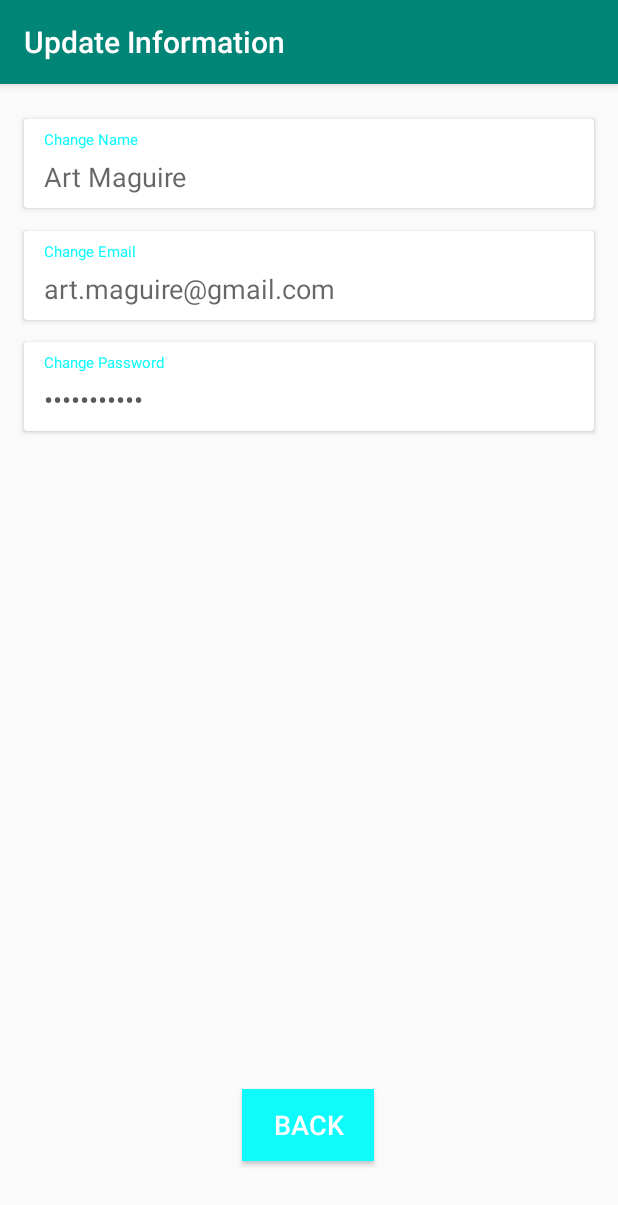
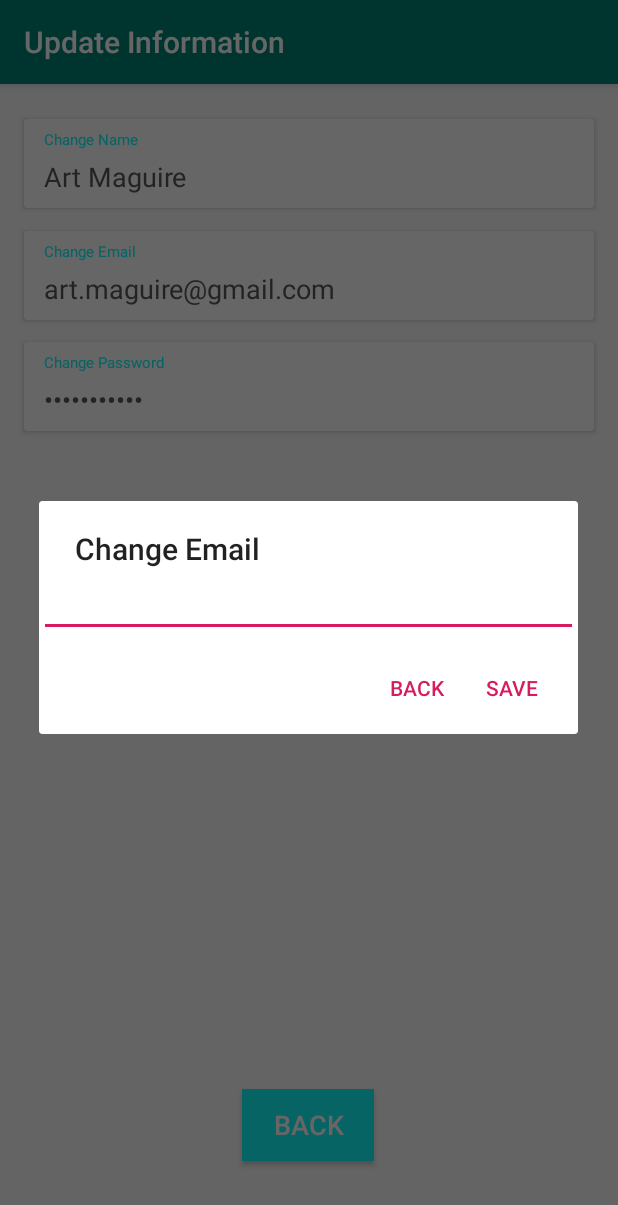
Before and after one commit to artmaguire/ChargePoint-Finder, an Android app: the UpdateInformationActivity screen opened directly, with no data from a screen before it, after a tap on "Change Email", on a phone screen of 412 x 824 dp. Shown: the top 1205 px of the screen. Run offline under Robolectric (Android 15) with nearby library versions, the phone set to English and light mode, and no system bars; 2 statements that could not run were skipped.

Commit message:
Need to add functionality to change name and email cards

```diff
--- a/app/src/main/java/com/example/chargepoint/UpdateInformationActivity.java
+++ b/app/src/main/java/com/example/chargepoint/UpdateInformationActivity.java
@@ -17,11 +17,13 @@ import androidx.cardview.widget.CardView;
 
 public class UpdateInformationActivity extends AppCompatActivity {
     Button backBtn;
-    CardView card;
+    CardView nameCard;
+    CardView emailCard;
+    CardView passwordCard;
     LinearLayout nameLayout;
     LinearLayout emailLayout;
     LinearLayout passwordLayout;
-    TextView username;
+    TextView name;
     TextView email;
     TextView password;
 
@@ -46,9 +48,9 @@ public class UpdateInformationActivity extends AppCompatActivity {
     public void changeName(View v) {
         AlertDialog.Builder alertDialog = new AlertDialog.Builder(UpdateInformationActivity.this);
 
-        card = findViewById(R.id.NameCard);
-        nameLayout = findViewById(card.getChildAt(0).getId());
-        username = findViewById(nameLayout.getChildAt(1).getId());
+        nameCard = findViewById(R.id.NameCard);
+        nameLayout = findViewById(nameCard.getChildAt(0).getId());
+        name = findViewById(nameLayout.getChildAt(1).getId());
 
         // Setting Dialog Title
         alertDialog.setTitle("Change Name");
@@ -66,7 +68,7 @@ public class UpdateInformationActivity extends AppCompatActivity {
                 new DialogInterface.OnClickListener() {
                     public void onClick(DialogInterface dialog, int which) {
                         // Write your code here to execute after dialog
-                        username.setText(input.getText().toString());
+                        name.setText(input.getText().toString());
 
                         //TODO: Add floating action button
                         Toast.makeText(getApplicationContext(),
@@ -92,9 +94,53 @@ public class UpdateInformationActivity extends AppCompatActivity {
     public void changeEmail(View v) {
         AlertDialog.Builder alertDialog = new AlertDialog.Builder(UpdateInformationActivity.this);
 
-        card = findViewById(R.id.EmailCard);
-        nameLayout = findViewById(card.getChildAt(0).getId());
-        username = findViewById(nameLayout.getChildAt(1).getId());
+        emailCard = findViewById(R.id.EmailCard);
+        emailLayout = findViewById(emailLayout.getChildAt(0).getId());
+        email = findViewById(emailLayout.getChildAt(1).getId());
+
+        // Setting Dialog Title
+        alertDialog.setTitle("Change Email");
+        // Set up the input
+        final EditText input = new EditText(this);
+        // Specify the type of input expected; this, for example, sets the input as a password, and will mask the text
+        //TODO: Add user's name here
+//        input.setHint(R.string.);
+        input.setInputType(InputType.TYPE_CLASS_TEXT);
+        alertDialog.setView(input);
+
+
+        // Setting Positive "Yes" Btn
+        alertDialog.setPositiveButton("Save",
+                new DialogInterface.OnClickListener() {
+                    public void onClick(DialogInterface dialog, int which) {
+                        // Write your code here to execute after dialog
+                        email.setText(input.getText().toString());
+
+                        //TODO: Add floating action button
+                        Toast.makeText(getApplicationContext(),
+                                "Password updated", Toast.LENGTH_SHORT)
+                                .show();
+                    }
+                });
+
+        // Setting Negative "NO" Btn
+        alertDialog.setNegativeButton("Back",
+                new DialogInterface.OnClickListener() {
+                    public void onClick(DialogInterface dialog, int which) {
+                        // Write your code here to execute after dialog
+                    }
+                });
+
+        // Showing Alert Dialog
+        alertDialog.show();
+    }
+
+    public void changePassword(View v) {
+        AlertDialog.Builder alertDialog = new AlertDialog.Builder(UpdateInformationActivity.this);
+
+        passwordCard = findViewById(R.id.password);
+        passwordLayout = findViewById(passwordCard.getChildAt(0).getId());
+        password = findViewById(passwordLayout.getChildAt(1).getId());
 
         // Setting Dialog Title
         alertDialog.setTitle("Change Name");
@@ -112,11 +158,11 @@ public class UpdateInformationActivity extends AppCompatActivity {
                 new DialogInterface.OnClickListener() {
                     public void onClick(DialogInterface dialog, int which) {
                         // Write your code here to execute after dialog
-                        username.setText(input.getText().toString());
+                        password.setText(input.getText().toString());
 
                         //TODO: Add floating action button
                         Toast.makeText(getApplicationContext(),
-                                "Name updated", Toast.LENGTH_SHORT)
+                                "Password updated", Toast.LENGTH_SHORT)
                                 .show();
                     }
                 });
@@ -131,12 +177,5 @@ public class UpdateInformationActivity extends AppCompatActivity {
 
         // Showing Alert Dialog
         alertDialog.show();
-//        Intent intent = new Intent(UpdateInformationActivity.this, ChangeNameActivity.class);
-//        startActivity(intent);
-    }
-
-    public void changePassword(View v) {
-        Intent intent = new Intent(UpdateInformationActivity.this, ChangePasswordActivity.class);
-        startActivity(intent);
     }
 }
--- a/app/src/main/res/layout/activity_update_information.xml
+++ b/app/src/main/res/layout/activity_update_information.xml
@@ -47,10 +47,11 @@
                 android:layout_height="wrap_content"
                 android:layout_marginTop="5dp"
                 android:layout_marginBottom="5dp"
-                android:hint="@string/users_name"
                 android:inputType="textPersonName"
+                android:onClick="changeName"
                 android:paddingLeft="10dp"
-                android:textColor="#E6000000"
+                android:text="@string/users_name"
+                android:textColor="#E6474747"
                 android:textSize="18sp" />
         </LinearLayout>
 
@@ -94,10 +95,11 @@
                 android:layout_height="wrap_content"
                 android:layout_marginTop="5dp"
                 android:layout_marginBottom="5dp"
-                android:hint="art.maguire@gmail.com"
                 android:inputType="textEmailAddress"
+                android:onClick="changeEmail"
                 android:paddingLeft="10dp"
-                android:textColor="#E6000000"
+                android:text="art.maguire@gmail.com"
+                android:textColor="#E6474747"
                 android:textSize="18sp" />
         </LinearLayout>
 
@@ -143,6 +145,7 @@
                 android:layout_marginTop="5dp"
                 android:layout_marginBottom="5dp"
                 android:inputType="textPassword"
+                android:onClick="changePassword"
                 android:paddingLeft="10dp"
                 android:text="art.maguire"
                 android:textColor="#E6474747"
```
